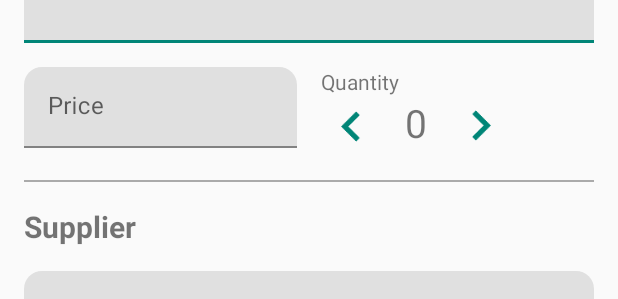
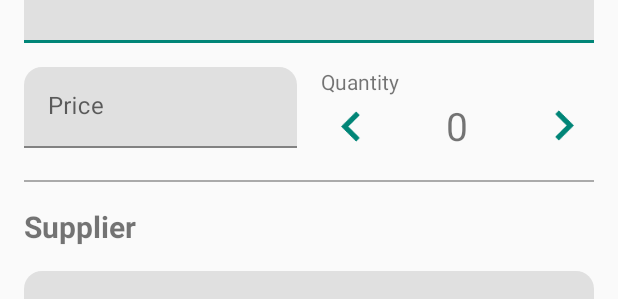
Before and after one commit to LuizPelegrini/ABND_P7, an Android app: the layout details_layout.xml on its own in the app's theme, with its tools: preview values and no code run, on a phone screen of 412 x 824 dp. Shown: the part 127-426 px from the top of the screen. Run offline under Robolectric (Android 15) with nearby library versions, the phone set to English and light mode, and no system bars.

```diff
--- a/app/src/main/res/layout/activity_main.xml
+++ b/app/src/main/res/layout/activity_main.xml
@@ -18,13 +18,14 @@
 
     <android.support.design.widget.FloatingActionButton
         android:id="@+id/fab"
+        android:src="@drawable/ic_action_add"
         android:layout_width="wrap_content"
         android:layout_height="wrap_content"
         android:layout_margin="16dp"
         android:layout_alignParentBottom="true"
         android:layout_alignParentRight="true"
         android:layout_alignParentEnd="true"
-        app:fabSize="normal" />
+        app:fabSize="normal"/>
 
     <ListView
         android:id="@+id/list_view"
--- a/app/src/main/res/layout/details_layout.xml
+++ b/app/src/main/res/layout/details_layout.xml
@@ -1,9 +1,12 @@
 <?xml version="1.0" encoding="utf-8"?>
-<LinearLayout
+<ScrollView
     xmlns:android="http://schemas.android.com/apk/res/android"
     xmlns:tools="http://schemas.android.com/tools"
     android:layout_width="match_parent"
-    android:layout_height="match_parent"
+    android:layout_height="wrap_content">
+    <LinearLayout
+        android:layout_width="match_parent"
+        android:layout_height="wrap_content"
         android:layout_marginStart="16dp"
         android:layout_marginEnd="16dp"
         android:orientation="vertical"
@@ -51,6 +54,8 @@
                     android:id="@+id/price_edit_text"
                     android:layout_width="match_parent"
                     android:layout_height="match_parent"
+                    android:inputType="number"
+                    android:digits="0123456789"
                     android:singleLine="true"/>
             </android.support.design.widget.TextInputLayout>
 
@@ -66,37 +71,38 @@
                     android:textSize="14sp"
                     android:layout_gravity="bottom"
                     android:text="@string/product_quantity"/>
-            <LinearLayout
+                <RelativeLayout
                     android:layout_width="match_parent"
-                android:layout_height="wrap_content"
-                android:orientation="horizontal">
+                    android:layout_height="wrap_content">
 
                     <ImageView
                         android:id="@+id/decrease_quantity_button"
                         android:layout_width="40dp"
                         android:layout_height="40dp"
+                        android:layout_alignParentLeft="true"
+                        android:layout_alignParentStart="true"
                         android:src="@drawable/ic_keyboard_arrow_right"
                         android:tint="@color/colorPrimary"
                         android:rotation="180"/>
 
                     <TextView
                         android:id="@+id/quantity_text"
-                    android:layout_width="wrap_content"
-                    android:layout_height="match_parent"
-                    android:layout_marginRight="16dp"
-                    android:layout_marginEnd="16dp"
-                    android:layout_marginLeft="16dp"
-                    android:layout_marginStart="16dp"
+                        android:layout_width="40dp"
+                        android:layout_height="40dp"
+                        android:layout_centerInParent="true"
+                        android:gravity="center"
                         android:textSize="26sp"
-                    android:text="0"/>
+                        tools:text="0"/>
 
                     <ImageView
                         android:id="@+id/increase_quantity_button"
                         android:layout_width="40dp"
                         android:layout_height="40dp"
+                        android:layout_alignParentRight="true"
+                        android:layout_alignParentEnd="true"
                         android:src="@drawable/ic_keyboard_arrow_right"
                         android:tint="@color/colorPrimary"/>
-            </LinearLayout>
+                </RelativeLayout>
             </LinearLayout>
         </LinearLayout>
 
@@ -139,6 +145,8 @@
                 android:id="@+id/supplier_phone_edit_text"
                 android:layout_width="match_parent"
                 android:layout_height="match_parent"
+                android:inputType="phone"
                 android:singleLine="true"/>
         </android.support.design.widget.TextInputLayout>
     </LinearLayout>
+</ScrollView>
```
Also changed, not shown: app/src/main/java/com/example/android/abnd_p7/DetailsActivity.java (+20 -13 lines). Lines whose indentation alone changed are shown as unchanged.
